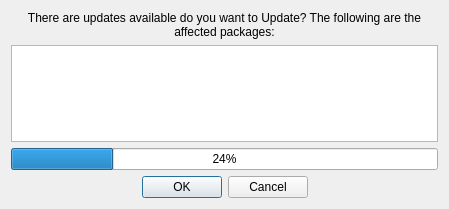
First picture: the form in designer/update_notifier.ui, repository hmollercl/lubuntu-update-notifier-sandbox, before the edit.
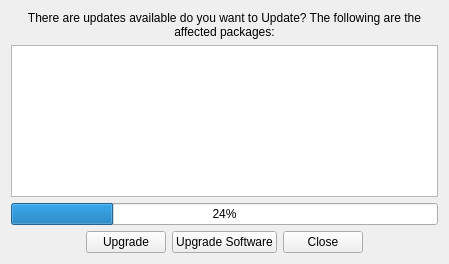
Second picture: the form after the edit.

The edit to the form file:
```diff
--- a/designer/update_notifier.ui
+++ b/designer/update_notifier.ui
@@ -7,7 +7,7 @@
     <x>0</x>
     <y>0</y>
     <width>449</width>
-    <height>209</height>
+    <height>264</height>
    </rect>
   </property>
   <property name="windowTitle">
@@ -53,17 +53,55 @@
       </spacer>
      </item>
      <item>
-      <widget class="QDialogButtonBox" name="buttonBox">
-       <property name="orientation">
-        <enum>Qt::Horizontal</enum>
-       </property>
-       <property name="standardButtons">
-        <set>QDialogButtonBox::Cancel|QDialogButtonBox::Ok</set>
-       </property>
-       <property name="centerButtons">
-        <bool>true</bool>
-       </property>
-      </widget>
+      <layout class="QHBoxLayout" name="horizontalLayout_3">
+       <item>
+        <spacer name="horizontalSpacer">
+         <property name="orientation">
+          <enum>Qt::Horizontal</enum>
+         </property>
+         <property name="sizeHint" stdset="0">
+          <size>
+           <width>40</width>
+           <height>20</height>
+          </size>
+         </property>
+        </spacer>
+       </item>
+       <item>
+        <widget class="QPushButton" name="upgradeBtn">
+         <property name="text">
+          <string>Upgrade</string>
+         </property>
+        </widget>
+       </item>
+       <item>
+        <widget class="QPushButton" name="upgrade_swBtn">
+         <property name="text">
+          <string>Upgrade Software</string>
+         </property>
+        </widget>
+       </item>
+       <item>
+        <widget class="QPushButton" name="closeBtn">
+         <property name="text">
+          <string>Close</string>
+         </property>
+        </widget>
+       </item>
+       <item>
+        <spacer name="horizontalSpacer_2">
+         <property name="orientation">
+          <enum>Qt::Horizontal</enum>
+         </property>
+         <property name="sizeHint" stdset="0">
+          <size>
+           <width>40</width>
+           <height>20</height>
+          </size>
+         </property>
+        </spacer>
+       </item>
+      </layout>
      </item>
     </layout>
    </item>
```
